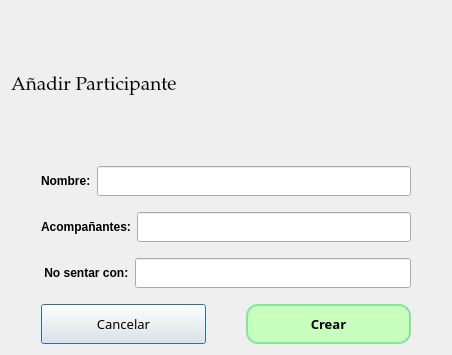
This is src/ui/AñadirParticipante.ui in IvanJesusCorbalanPascual/Gestor-de-Eventos as Qt 5 draws it before an edit. The edited form follows.
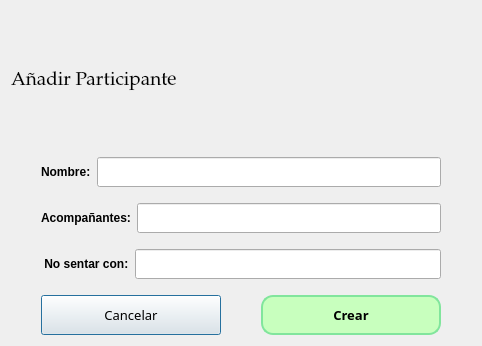
This is the edited form.

Patch:
```diff
--- a/src/ui/AñadirParticipante.ui
+++ b/src/ui/AñadirParticipante.ui
@@ -6,8 +6,8 @@
    <rect>
     <x>0</x>
     <y>0</y>
-    <width>452</width>
-    <height>355</height>
+    <width>482</width>
+    <height>346</height>
    </rect>
   </property>
   <property name="windowTitle">
```
